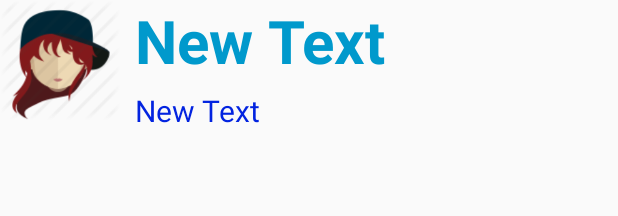
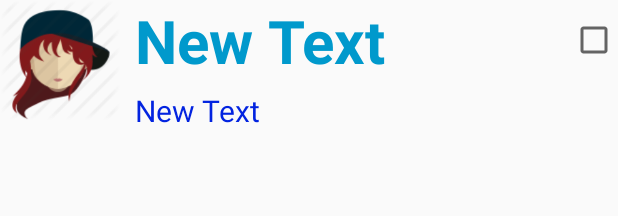
Before and after one commit to pengin7384/medical-lens, an Android app: the layout list_item_history.xml on its own in the app's theme, with its tools: preview values and no code run, on a phone screen of 412 x 824 dp. Shown: the top 216 px of the screen. Run offline under Robolectric (Android 15) with nearby library versions, the phone set to English and light mode, and no system bars.

Commit message:
Modify HistoryList

```diff
--- a/client/app/src/main/AndroidManifest.xml
+++ b/client/app/src/main/AndroidManifest.xml
@@ -39,7 +39,8 @@
             android:name=".Activity_35_Human_Translation_Request"
             android:label="@string/title_activity_professional_translation" />
         <activity android:name=".Activity_91_Terms" />
-        <activity android:name=".Activity_38_Human_Translation_Result"></activity>
+        <activity android:name=".Activity_38_Human_Translation_Result" />
+        <activity android:name=".Activity_40_Compare"></activity>
     </application>
 
 </manifest>
--- a/client/app/src/main/res/layout/list_item_history.xml
+++ b/client/app/src/main/res/layout/list_item_history.xml
@@ -1,6 +1,7 @@
 <?xml version="1.0" encoding="utf-8"?>
 <LinearLayout xmlns:android="http://schemas.android.com/apk/res/android"
-    android:orientation="horizontal" android:layout_width="match_parent"
+    android:orientation="horizontal"
+    android:layout_width="match_parent"
     android:layout_height="wrap_content">
 
     <ImageView
@@ -15,18 +16,34 @@
         android:layout_height="wrap_content"
         android:layout_marginLeft="10dp">
 
-        <TextView
-            android:id="@+id/picture_time"
-            android:layout_width="280dp"
+        <FrameLayout
+            android:orientation="horizontal"
+            android:layout_width="match_parent"
             android:layout_height="wrap_content"
-            android:text="New Text"
-            android:textColor="@android:color/holo_blue_dark"
-            android:textSize="40dp"
-            android:textStyle="bold" />
+            >
+            <TextView
+                android:id="@+id/picture_time"
+                android:layout_width="match_parent"
+                android:layout_height="match_parent"
+
+                android:text="New Text"
+                android:textColor="@android:color/holo_blue_dark"
+                android:textSize="40dp"
+                android:textStyle="bold" />
+            <CheckBox
+                android:layout_width="wrap_content"
+                android:layout_height="match_parent"
+                android:layout_gravity="right"
+                android:id="@+id/checkBox1"
+                android:focusable="false"
+
+                android:layout_weight="1" />
+        </FrameLayout>
+
 
         <RelativeLayout
             android:layout_width="match_parent"
-            android:layout_height="wrap_content">
+            android:layout_height="match_parent">
 
             <TextView
                 android:id="@+id/text_view_picture_file_name"
```
Also changed, not shown: client/app/src/main/java/com/example/wehealed/medical_lens/Activity_10_Home.java (+9 -2 lines), client/app/src/main/java/com/example/wehealed/medical_lens/Activity_40_Compare.java (added, +15 -0 lines), client/app/src/main/java/com/example/wehealed/medical_lens/CheckableLinearLayout.java (added, +52 -0 lines), client/app/src/main/res/layout/activity_10__home.xml (+10 -1 lines), client/app/src/main/res/layout/activity_40__compare.xml (added, +9 -0 lines).
